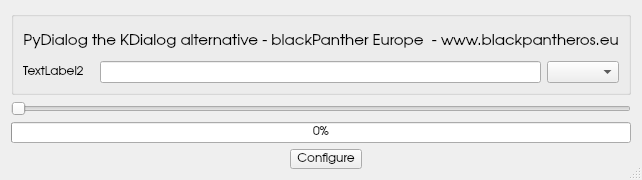
blackPantherOS/pydialog, file modules/window1.ui: the form before one commit.
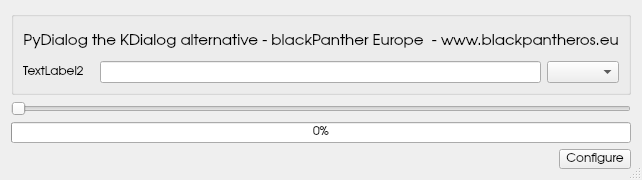
The form after the commit. Icons and pictures are not drawn.

Diff of the .ui file:
```diff
--- a/modules/window1.ui
+++ b/modules/window1.ui
@@ -252,6 +252,19 @@
          </property>
         </layout>
        </item>
+       <item>
+        <spacer name="horizontalSpacer_2">
+         <property name="orientation">
+          <enum>Qt::Horizontal</enum>
+         </property>
+         <property name="sizeHint" stdset="0">
+          <size>
+           <width>40</width>
+           <height>20</height>
+          </size>
+         </property>
+        </spacer>
+       </item>
        <item>
         <widget class="QToolButton" name="toolButton">
          <property name="toolTip">
```
